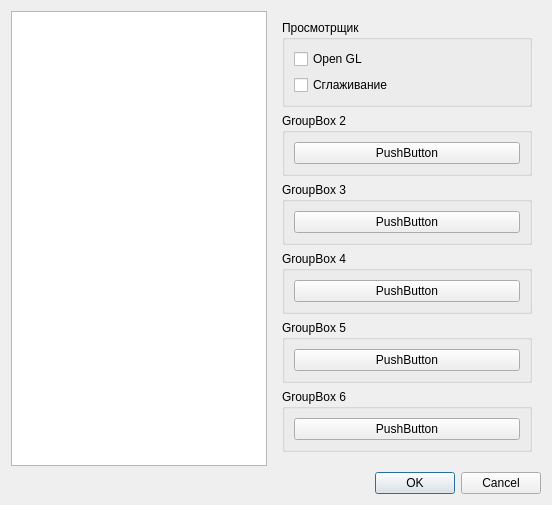
First picture: the form in G2G/settingsdialog.ui, repository aLDime/GERBER_X2, before the edit.
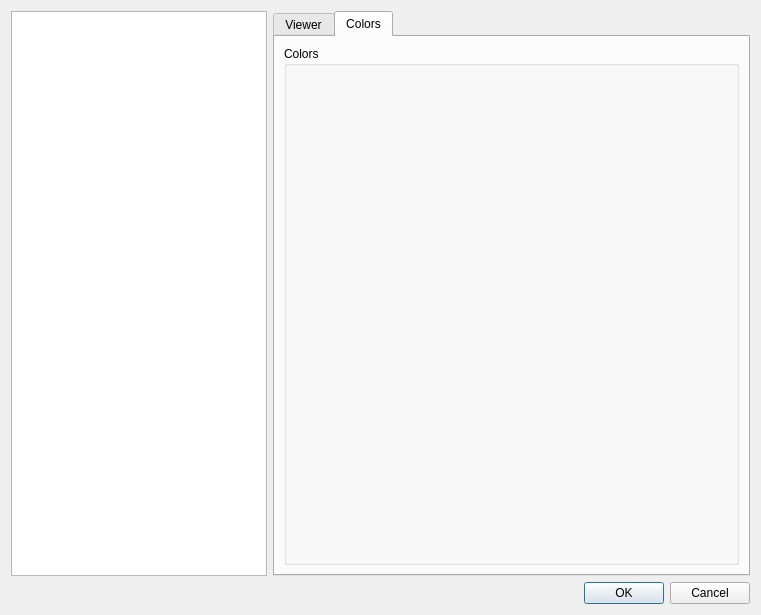
Second picture: the form after the edit.

Commit message: Color settings added

What changed in the file:
```diff
--- a/G2G/settingsdialog.ui
+++ b/G2G/settingsdialog.ui
@@ -6,8 +6,8 @@
    <rect>
     <x>0</x>
     <y>0</y>
-    <width>552</width>
-    <height>505</height>
+    <width>761</width>
+    <height>615</height>
    </rect>
   </property>
   <property name="windowTitle">
@@ -15,29 +15,15 @@
   </property>
   <layout class="QGridLayout" name="gridLayout">
    <item row="0" column="1">
-    <widget class="QScrollArea" name="scrollSettings">
-     <property name="frameShape">
-      <enum>QFrame::NoFrame</enum>
-     </property>
-     <property name="frameShadow">
-      <enum>QFrame::Plain</enum>
-     </property>
-     <property name="lineWidth">
+    <widget class="QTabWidget" name="tabWidget">
+     <property name="currentIndex">
       <number>1</number>
      </property>
-     <property name="widgetResizable">
-      <bool>true</bool>
-     </property>
-     <widget class="QWidget" name="scrollAreaWidgetContents">
-      <property name="geometry">
-       <rect>
-        <x>0</x>
-        <y>0</y>
-        <width>272</width>
-        <height>458</height>
-       </rect>
-      </property>
-      <layout class="QVBoxLayout" name="verticalLayout">
+     <widget class="QWidget" name="tab">
+      <attribute name="title">
+       <string>Viewer</string>
+      </attribute>
+      <layout class="QVBoxLayout" name="verticalLayout_8">
        <item>
         <widget class="QGroupBox" name="gbViewer">
          <property name="title">
@@ -58,107 +44,52 @@
             </property>
            </widget>
           </item>
-         </layout>
-        </widget>
-       </item>
-       <item>
-        <widget class="QGroupBox" name="groupBox_2">
-         <property name="title">
-          <string>GroupBox 2</string>
-         </property>
-         <layout class="QVBoxLayout" name="verticalLayout_3">
           <item>
-           <widget class="QPushButton" name="pushButton_11">
-            <property name="text">
-             <string>PushButton</string>
+           <spacer name="verticalSpacer">
+            <property name="orientation">
+             <enum>Qt::Vertical</enum>
             </property>
-           </widget>
-          </item>
-         </layout>
-        </widget>
-       </item>
-       <item>
-        <widget class="QGroupBox" name="groupBox_3">
-         <property name="title">
-          <string>GroupBox 3</string>
-         </property>
-         <layout class="QVBoxLayout" name="verticalLayout_4">
-          <item>
-           <widget class="QPushButton" name="pushButton_12">
-            <property name="text">
-             <string>PushButton</string>
+            <property name="sizeHint" stdset="0">
+             <size>
+              <width>20</width>
+              <height>40</height>
+             </size>
             </property>
-           </widget>
+           </spacer>
           </item>
          </layout>
         </widget>
        </item>
+      </layout>
+     </widget>
+     <widget class="QWidget" name="tab_2">
+      <attribute name="title">
+       <string>Colors</string>
+      </attribute>
+      <layout class="QVBoxLayout" name="verticalLayout">
        <item>
-        <widget class="QGroupBox" name="groupBox_4">
-         <property name="title">
-          <string>GroupBox 4</string>
+        <widget class="QGroupBox" name="gbxColor">
+         <property name="sizePolicy">
+          <sizepolicy hsizetype="Preferred" vsizetype="MinimumExpanding">
+           <horstretch>0</horstretch>
+           <verstretch>0</verstretch>
+          </sizepolicy>
          </property>
-         <layout class="QVBoxLayout" name="verticalLayout_5">
-          <item>
-           <widget class="QPushButton" name="pushButton_13">
-            <property name="text">
-             <string>PushButton</string>
-            </property>
-           </widget>
-          </item>
-         </layout>
-        </widget>
-       </item>
-       <item>
-        <widget class="QGroupBox" name="groupBox_5">
          <property name="title">
-          <string>GroupBox 5</string>
+          <string>Colors</string>
          </property>
-         <layout class="QVBoxLayout" name="verticalLayout_6">
-          <item>
-           <widget class="QPushButton" name="pushButton_14">
-            <property name="text">
-             <string>PushButton</string>
-            </property>
-           </widget>
-          </item>
+         <layout class="QFormLayout" name="formLayout">
+          <property name="labelAlignment">
+           <set>Qt::AlignRight|Qt::AlignTrailing|Qt::AlignVCenter</set>
+          </property>
          </layout>
         </widget>
        </item>
-       <item>
-        <widget class="QGroupBox" name="groupBox_6">
-         <property name="title">
-          <string>GroupBox 6</string>
-         </property>
-         <layout class="QVBoxLayout" name="verticalLayout_7">
-          <item>
-           <widget class="QPushButton" name="pushButton_15">
-            <property name="text">
-             <string>PushButton</string>
-            </property>
-           </widget>
-          </item>
-         </layout>
-        </widget>
-       </item>
-       <item>
-        <spacer name="verticalSpacer">
-         <property name="orientation">
-          <enum>Qt::Vertical</enum>
-         </property>
-         <property name="sizeHint" stdset="0">
-          <size>
-           <width>20</width>
-           <height>40</height>
-          </size>
-         </property>
-        </spacer>
-       </item>
       </layout>
      </widget>
     </widget>
    </item>
-   <item row="2" column="0" colspan="2">
+   <item row="1" column="0" colspan="2">
     <widget class="QDialogButtonBox" name="buttonBox">
      <property name="orientation">
       <enum>Qt::Horizontal</enum>
```
Left out of the diff: 20 changed lines with no effect on the pictures. The commit also changes 43 other files.
